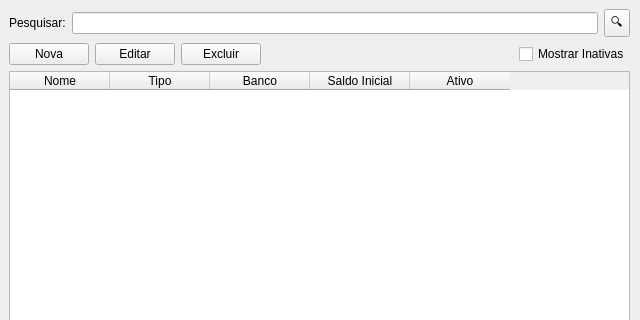
Before: the Qt Designer form contas/ContasWidget.ui in danielghirghi/fortuna, drawn with Qt 5; both pictures show x 0 to 640 and y 0 to 320 of the 640 by 480 pixel window.
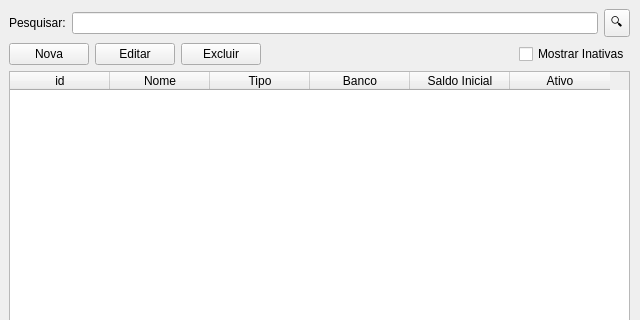
After: the same form once the commit is applied.

The edit to the form file:
```diff
--- a/contas/ContasWidget.ui
+++ b/contas/ContasWidget.ui
@@ -101,8 +101,13 @@
     <item>
      <widget class="QTableWidget" name="tblContas">
       <property name="columnCount">
-       <number>5</number>
+       <number>6</number>
       </property>
+      <column>
+       <property name="text">
+        <string>id</string>
+       </property>
+      </column>
       <column>
        <property name="text">
         <string>Nome</string>
```
